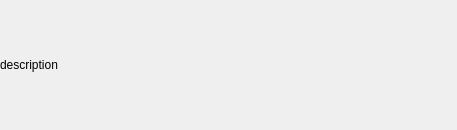
Old version of the form AppSetup/SimplePage.ui in the repository KDE/apper.
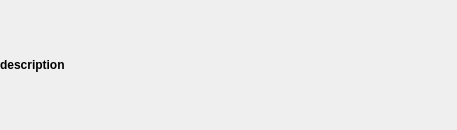
New version of the form.

Commit message: Add license page and show more application details

```diff
--- a/AppSetup/SimplePage.ui
+++ b/AppSetup/SimplePage.ui
@@ -24,6 +24,12 @@
          <verstretch>0</verstretch>
         </sizepolicy>
        </property>
+       <property name="font">
+        <font>
+         <weight>75</weight>
+         <bold>true</bold>
+        </font>
+       </property>
        <property name="text">
         <string notr="true">description</string>
        </property>
```
The commit also changes 7 other files.
